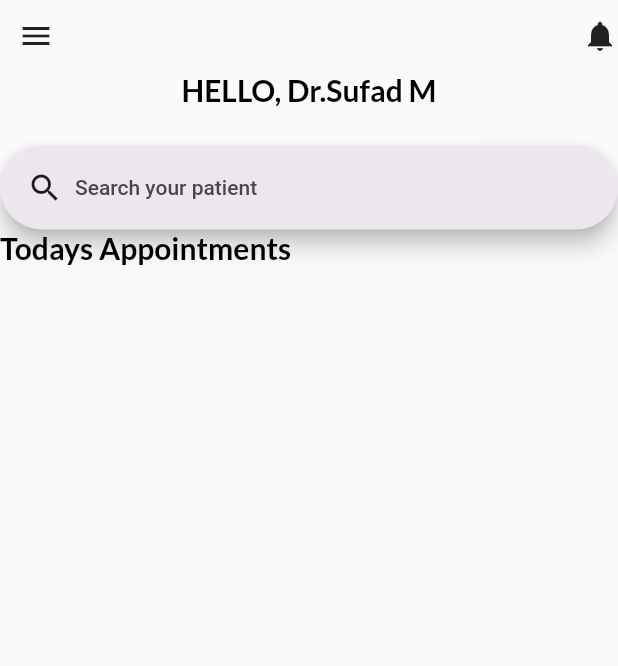
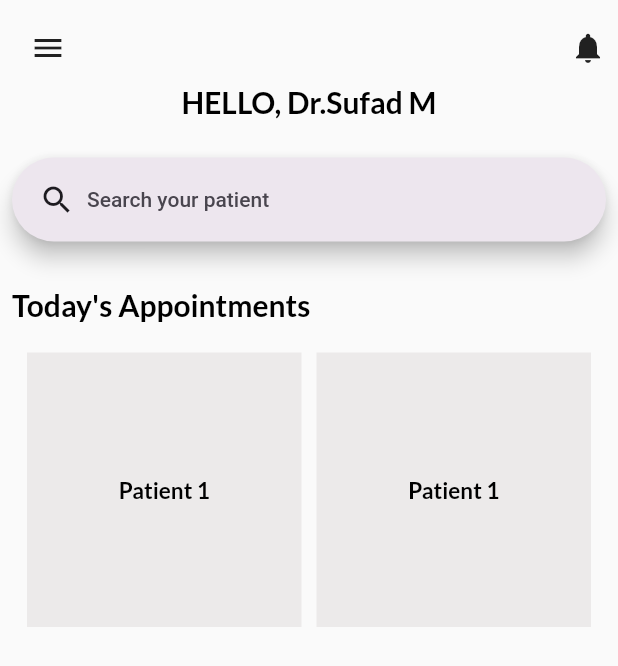
Before and after one commit to Sufadm/DocLink-Control, a Flutter app: the HomeScreen screen opened directly, on a phone screen of 412 x 824 dp. Shown: the top 666 px of the screen. Run offline on Flutter 3.47's test engine with Material 2 defaults, Android fonts, the phone set to English and light mode, and no system bars; our stand-ins replace google_fonts, image_picker.

Commit message:
home page ui complete

```diff
--- a/doclink_control/lib/presentation/screens/homescreen/homescreen.dart
+++ b/doclink_control/lib/presentation/screens/homescreen/homescreen.dart
@@ -8,6 +8,8 @@ class HomeScreen extends StatelessWidget {
   Widget build(BuildContext context) {
     return Scaffold(
       body: SafeArea(
+        child: Padding(
+          padding: const EdgeInsets.all(8.0),
           child: Column(
             crossAxisAlignment: CrossAxisAlignment.start,
             children: [
@@ -29,13 +31,39 @@ class HomeScreen extends StatelessWidget {
                 hintText: 'Search your patient',
                 leading: Container(
                   margin: const EdgeInsets.only(left: 10),
-                  child: const Icon(Icons.search)),
+                  child: const Icon(Icons.search),
                 ),
+              ),
+              const SizedBox(height: 30),
               Text(
-              'Todays Appointments',
+                'Today\'s Appointments',
                 style: kTextStyleLargeBlack,
-            )
+              ),
+              kHeight10,
+              Expanded(
+                child: GridView.builder(
+                  padding: const EdgeInsets.all(10),
+                  gridDelegate: const SliverGridDelegateWithFixedCrossAxisCount(
+                    crossAxisCount: 2,
+                    childAspectRatio: 1.0,
+                    crossAxisSpacing: 10,
+                    mainAxisSpacing: 10,
+                  ),
+                  itemCount: 2, // Replace with the actual number of items
+                  itemBuilder: (context, index) {
+                    return Container(
+                      color: greylight1,
+                      child: Center(
+                          child: Text(
+                        'Patient 1',
+                        style: kTextStyleMediumBlack,
+                      )),
+                    );
+                  },
+                ),
+              ),
             ],
+          ),
         ),
       ),
     );
```
Lines whose indentation alone changed are shown as unchanged.
